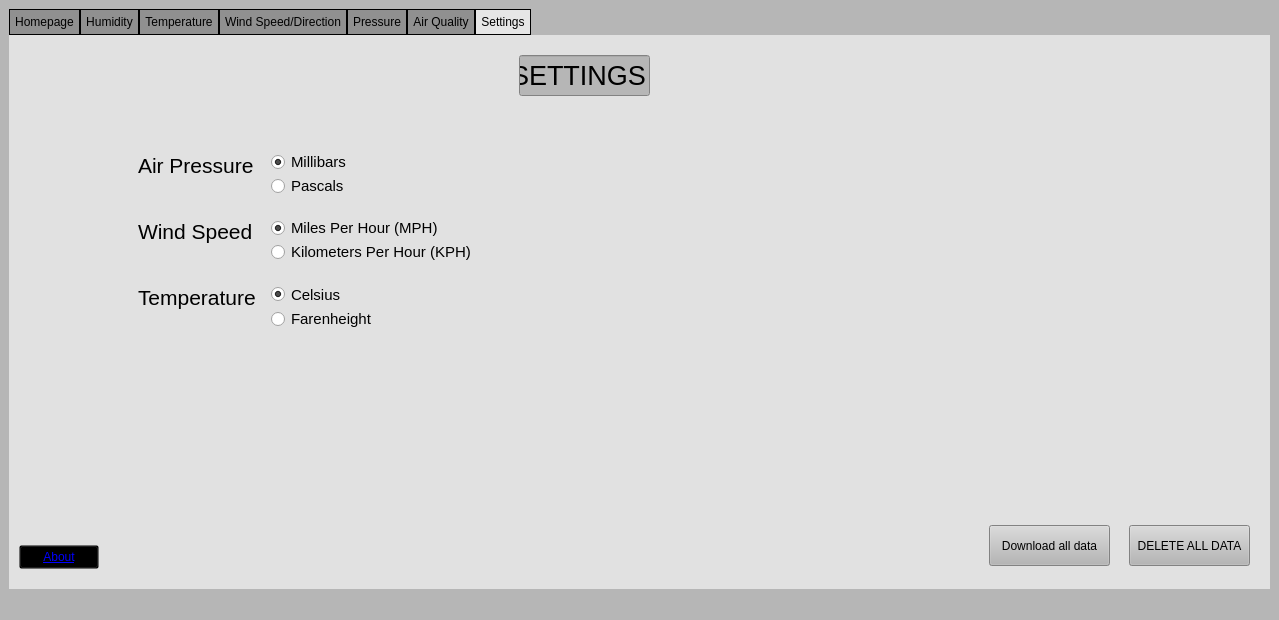
Qt form Desktop Application/mainwindow.ui (brendankaguiar/Senior-Project) before a commit.
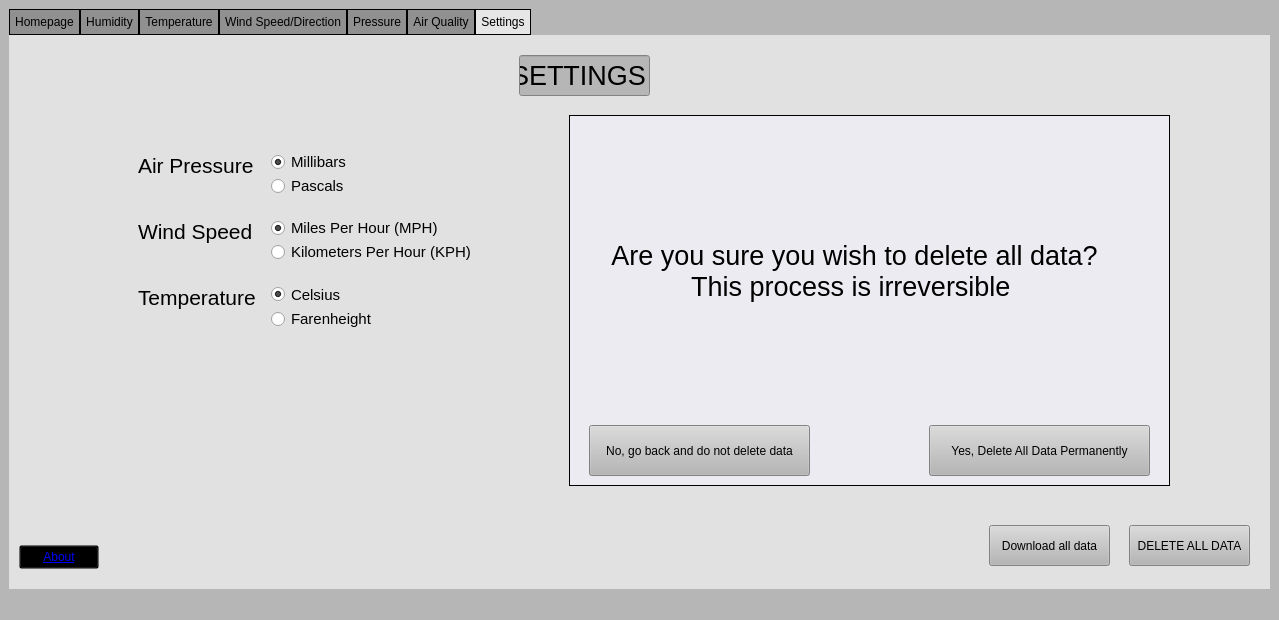
The same form after that commit. The open tabs and pages were chosen to show the change. Custom widgets are drawn as their Qt base class.

Commit message:
Read description for details
added colored backgrounds for temp, wind, pressure, aq, and humidity
added update functions to update main values for temp, wind, pressure, aq, and humidity
added about box in settings
added confirmation window for deleting all data
formatted all tabs to make contents uniform
hid debugging buttons
removed loading screen (times were too short for it to matter)

What changed in the file:
```diff
--- a/Desktop Application/mainwindow.ui
+++ b/Desktop Application/mainwindow.ui
@@ -1324,6 +1324,151 @@
          <string>About</string>
         </property>
        </widget>
+       <widget class="QFrame" name="AboutFrame">
+        <property name="geometry">
+         <rect>
+          <x>560</x>
+          <y>80</y>
+          <width>601</width>
+          <height>371</height>
+         </rect>
+        </property>
+        <property name="autoFillBackground">
+         <bool>true</bool>
+        </property>
+        <property name="styleSheet">
+         <string notr="true">QFrame{
+	background: rgb(236,235,242);
+	border: 1px solid black;
+}</string>
+        </property>
+        <property name="frameShape">
+         <enum>QFrame::StyledPanel</enum>
+        </property>
+        <property name="frameShadow">
+         <enum>QFrame::Raised</enum>
+        </property>
+        <widget class="QLabel" name="AboutDetails">
+         <property name="geometry">
+          <rect>
+           <x>30</x>
+           <y>20</y>
+           <width>511</width>
+           <height>271</height>
+          </rect>
+         </property>
+         <property name="styleSheet">
+          <string notr="true">QLabel{
+	border: 0px;
+}</string>
+         </property>
+         <property name="text">
+          <string>Cool about page
+We made this thing</string>
+         </property>
+         <property name="alignment">
+          <set>Qt::AlignLeading|Qt::AlignLeft|Qt::AlignTop</set>
+         </property>
+        </widget>
+        <widget class="QPushButton" name="AboutClose">
+         <property name="geometry">
+          <rect>
+           <x>270</x>
+           <y>330</y>
+           <width>80</width>
+           <height>24</height>
+          </rect>
+         </property>
+         <property name="text">
+          <string>Close About</string>
+         </property>
+        </widget>
+       </widget>
+       <widget class="QFrame" name="DeleteFrame">
+        <property name="geometry">
+         <rect>
+          <x>560</x>
+          <y>80</y>
+          <width>601</width>
+          <height>371</height>
+         </rect>
+        </property>
+        <property name="autoFillBackground">
+         <bool>false</bool>
+        </property>
+        <property name="styleSheet">
+         <string notr="true">QFrame{
+	background: rgb(236,235,242);
+	border: 1px solid black;
+}</string>
+        </property>
+        <property name="frameShape">
+         <enum>QFrame::StyledPanel</enum>
+        </property>
+        <property name="frameShadow">
+         <enum>QFrame::Raised</enum>
+        </property>
+        <widget class="QLabel" name="DeleteText">
+         <property name="geometry">
+          <rect>
+           <x>30</x>
+           <y>20</y>
+           <width>511</width>
+           <height>271</height>
+          </rect>
+         </property>
+         <property name="font">
+          <font>
+           <pointsize>20</pointsize>
+          </font>
+         </property>
+         <property name="styleSheet">
+          <string notr="true">QLabel{
+	border: 0px;
+}</string>
+         </property>
+         <property name="text">
+          <string>Are you sure you wish to delete all data?
+This process is irreversible </string>
+         </property>
+         <property name="alignment">
+          <set>Qt::AlignCenter</set>
+         </property>
+        </widget>
+        <widget class="QPushButton" name="DeleteConfirm">
+         <property name="geometry">
+          <rect>
+           <x>360</x>
+           <y>310</y>
+           <width>221</width>
+           <height>51</height>
+          </rect>
+         </property>
+         <property name="text">
+          <string>Yes, Delete All Data Permanently</string>
+         </property>
+        </widget>
+        <widget class="QPushButton" name="DeleteDeny">
+         <property name="geometry">
+          <rect>
+           <x>20</x>
+           <y>310</y>
+           <width>221</width>
+           <height>51</height>
+          </rect>
+         </property>
+         <property name="text">
+          <string>No, go back and do not delete data</string>
+         </property>
+        </widget>
+       </widget>
+       <zorder>AboutFrame</zorder>
+       <zorder>SettingsTitle</zorder>
+       <zorder>SettingsOptions</zorder>
+       <zorder>DeleteAll</zorder>
+       <zorder>DownloadAll</zorder>
+       <zorder>AboutButton</zorder>
+       <zorder>DeleteFrame</zorder>
       </widget>
      </widget>
     </item>
```
Left out of the diff: 228 changed lines with no effect on the pictures. The commit also changes 8 other files.
